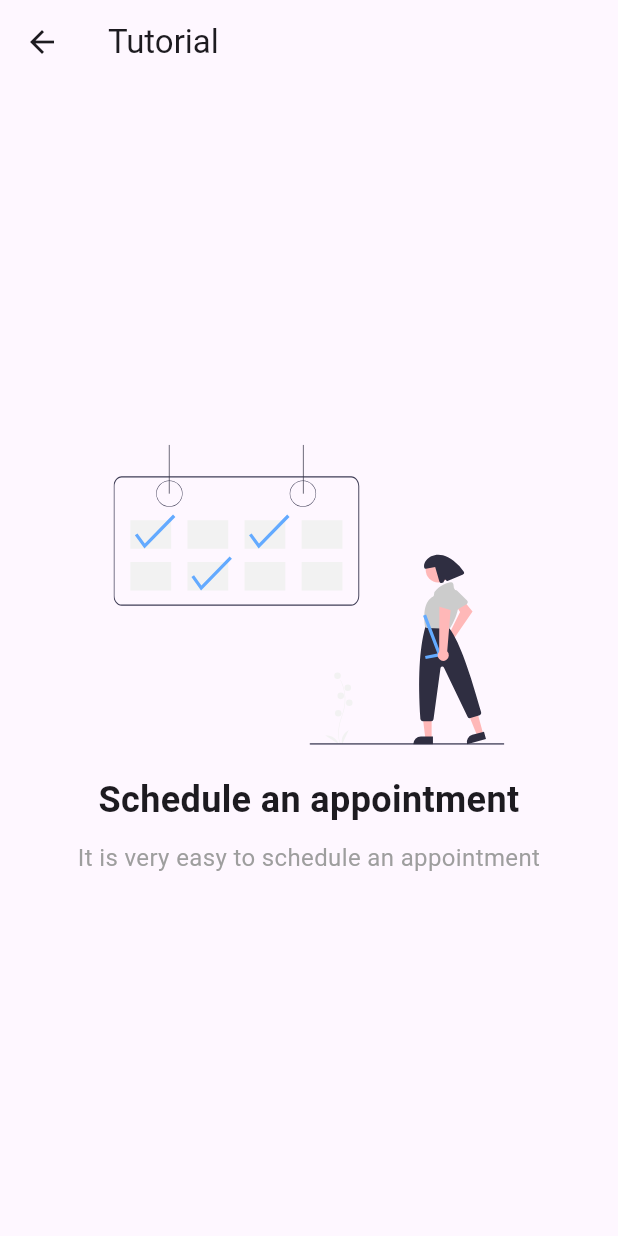
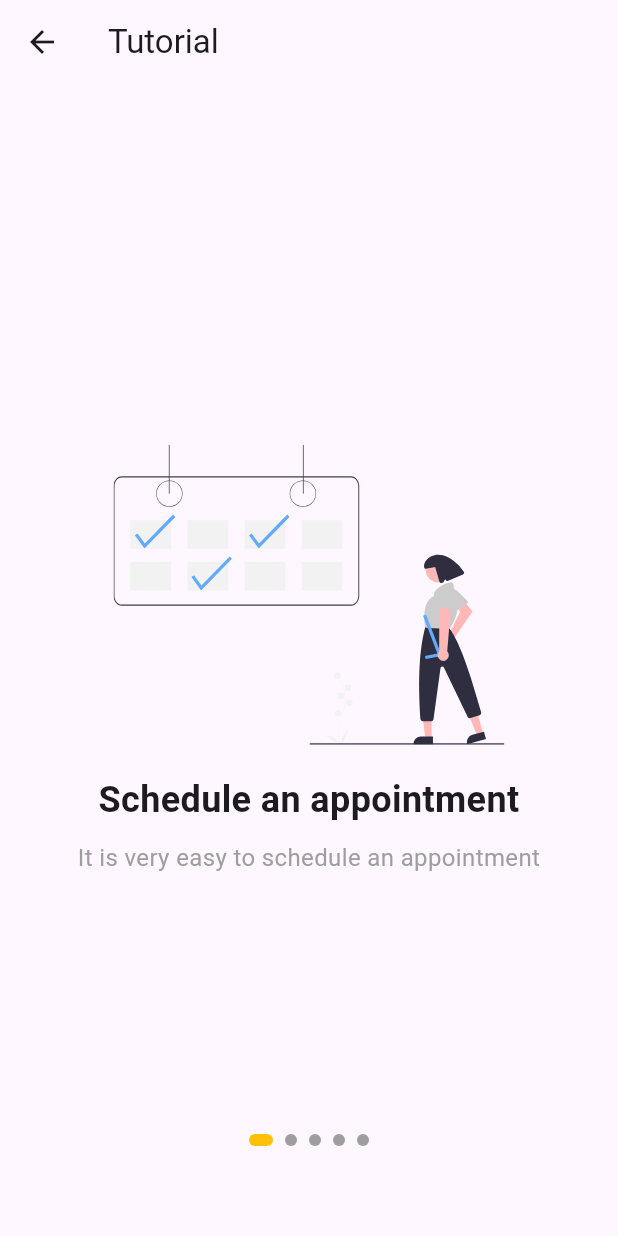
Before and after one commit to MaElaRo/observable_accessibility, a Flutter app: the OnboardingPage screen opened directly, on a phone screen of 412 x 824 dp. Run offline on Flutter 3.47's test engine with Material 3 defaults, Android fonts, the phone set to English and light mode, and no system bars; drawn by our look-alikes of smooth_page_indicator; our stand-ins replace bloc, clock, flutter_bloc, flutter_svg, freezed_annotation, rxdart and 1 more; accounts and stored records are empty.

```diff
--- a/lib/features/onboarding/pages/onboarding_page.dart
+++ b/lib/features/onboarding/pages/onboarding_page.dart
@@ -1,9 +1,29 @@
 import 'package:flutter/material.dart';
+import 'package:observable_accessibility/common/widgets/page_indicator.dart';
 import 'package:observable_accessibility/features/onboarding/models/onboarding_step.dart';
 import 'package:observable_accessibility/features/onboarding/widgets/onbording_step_page_view.dart';
 
-class OnboardingPage extends StatelessWidget {
+class OnboardingPage extends StatefulWidget {
   const OnboardingPage({super.key});
+
+  @override
+  State<OnboardingPage> createState() => _OnboardingPageState();
+}
+
+class _OnboardingPageState extends State<OnboardingPage> {
+  late PageController _pageController;
+
+  @override
+  void initState() {
+    super.initState();
+    _pageController = PageController(initialPage: 0);
+  }
+
+  @override
+  void dispose() {
+    _pageController.dispose();
+    super.dispose();
+  }
 
   @override
   Widget build(BuildContext context) {
@@ -11,11 +31,26 @@ class OnboardingPage extends StatelessWidget {
       appBar: AppBar(
         title: const Text('Tutorial'),
       ),
-      body: PageView.builder(
-        itemCount: OnboardingStep.values.length,
-        itemBuilder: (context, index) => OnboardingStepPageView(
-          onboardingStep: OnboardingStep.values[index],
-        ),
+      body: Stack(
+        children: [
+          PageView.builder(
+            controller: _pageController,
+            itemCount: OnboardingStep.values.length,
+            itemBuilder: (context, index) => OnboardingStepPageView(
+              onboardingStep: OnboardingStep.values[index],
+            ),
+          ),
+          Align(
+            alignment: Alignment.bottomCenter,
+            child: SizedBox(
+              height: 128,
+              child: PageIndicator(
+                pagesCount: OnboardingStep.values.length,
+                controller: _pageController,
+              ),
+            ),
+          ),
+        ],
       ),
     );
   }
```
